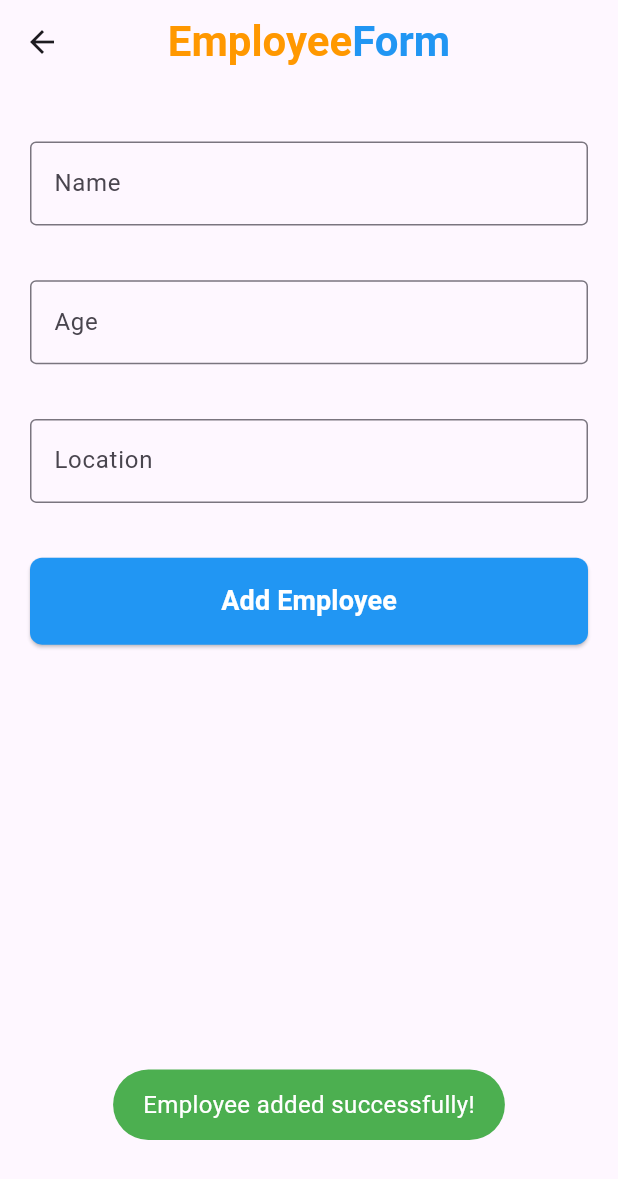
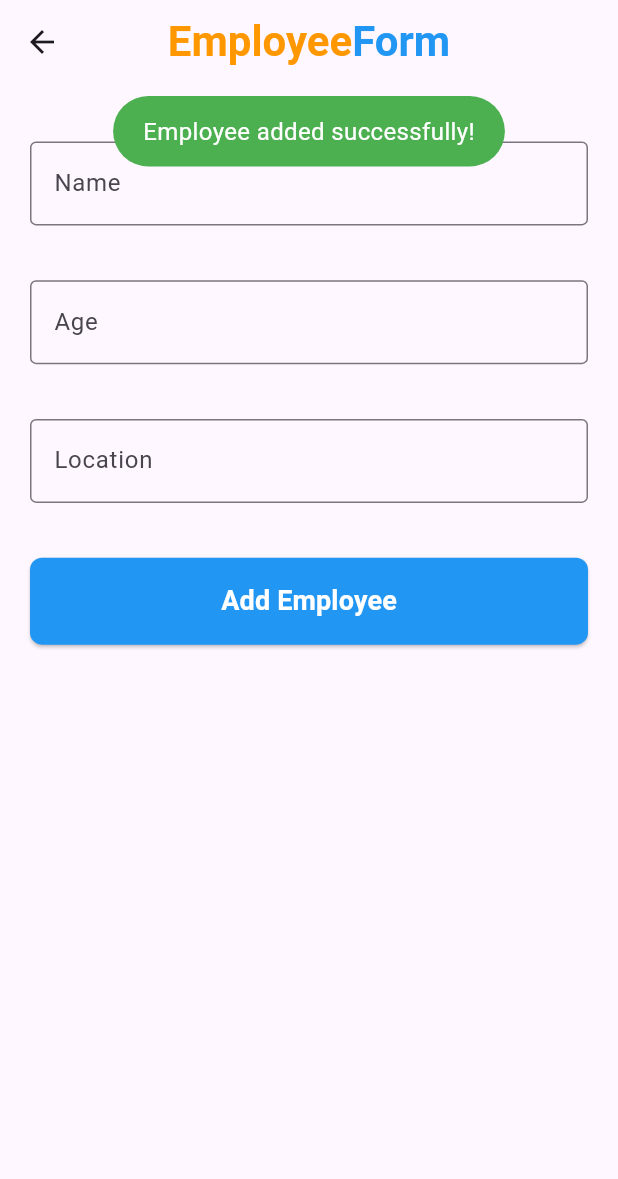
Before and after one commit to RohanSinghProgrammer/crud_firebase, a Flutter app: the EmployeeScreen screen opened directly, after a tap on "Add Employee", on a phone screen of 412 x 824 dp. Shown: the top 1179 px of the screen. Run offline on Flutter 3.47's test engine with Material 3 defaults, Android fonts, the phone set to English and light mode, and no system bars; our stand-ins replace cloud_firestore, firebase_core, fluttertoast, random_string; accounts and stored records are empty.

Commit message:
FUNC - remove bug

```diff
--- a/lib/screens/employee_screen.dart
+++ b/lib/screens/employee_screen.dart
@@ -4,7 +4,9 @@ import 'package:flutter/material.dart';
 import 'package:random_string/random_string.dart';
 
 class EmployeeScreen extends StatefulWidget {
-  const EmployeeScreen({super.key});
+  const EmployeeScreen({super.key, this.empMap});
+
+  final Map<String, dynamic>? empMap;
 
   @override
   State<EmployeeScreen> createState() => _EmployeeScreenState();
@@ -15,6 +17,7 @@ class _EmployeeScreenState extends State<EmployeeScreen> {
   final TextEditingController _nameController = TextEditingController();
   final TextEditingController _ageController = TextEditingController();
   final TextEditingController _locationController = TextEditingController();
+
   // add data function
   void addData() {
     // generate random id
@@ -30,7 +33,7 @@ class _EmployeeScreenState extends State<EmployeeScreen> {
       Fluttertoast.showToast(
           msg: "Employee added successfully!",
           toastLength: Toast.LENGTH_SHORT,
-          gravity: ToastGravity.BOTTOM,
+          gravity: ToastGravity.TOP,
           timeInSecForIosWeb: 1,
           backgroundColor: Colors.green,
           textColor: Colors.white,
--- a/lib/screens/home_screen.dart
+++ b/lib/screens/home_screen.dart
@@ -3,14 +3,9 @@ import 'package:crud_firebase/screens/employee_screen.dart';
 import 'package:crud_firebase/services/employee.dart';
 import 'package:flutter/material.dart';
 
-class HomeScreen extends StatefulWidget {
+class HomeScreen extends StatelessWidget {
   const HomeScreen({super.key});
 
-  @override
-  State<HomeScreen> createState() => _HomeScreenState();
-}
-
-class _HomeScreenState extends State<HomeScreen> {
   @override
   Widget build(BuildContext context) {
     return Scaffold(
@@ -89,9 +84,17 @@ class _HomeScreenState extends State<HomeScreen> {
                             ),
                           ]),
                       const Expanded(child: SizedBox()),
-                      const Row(children: [
-                        Icon(Icons.edit),
-                        Icon(Icons.delete),
+                      Row(children: [
+                        IconButton(
+                            onPressed: () {},
+                            icon: const Icon(
+                              Icons.edit,
+                              color: Colors.blue,
+                            )),
+                        IconButton(
+                            onPressed: () {},
+                            icon:
+                                const Icon(Icons.delete, color: Colors.orange)),
                       ])
                     ]),
                   )),
```
Also changed, not shown: lib/services/employee.dart (+17 -0 lines).
